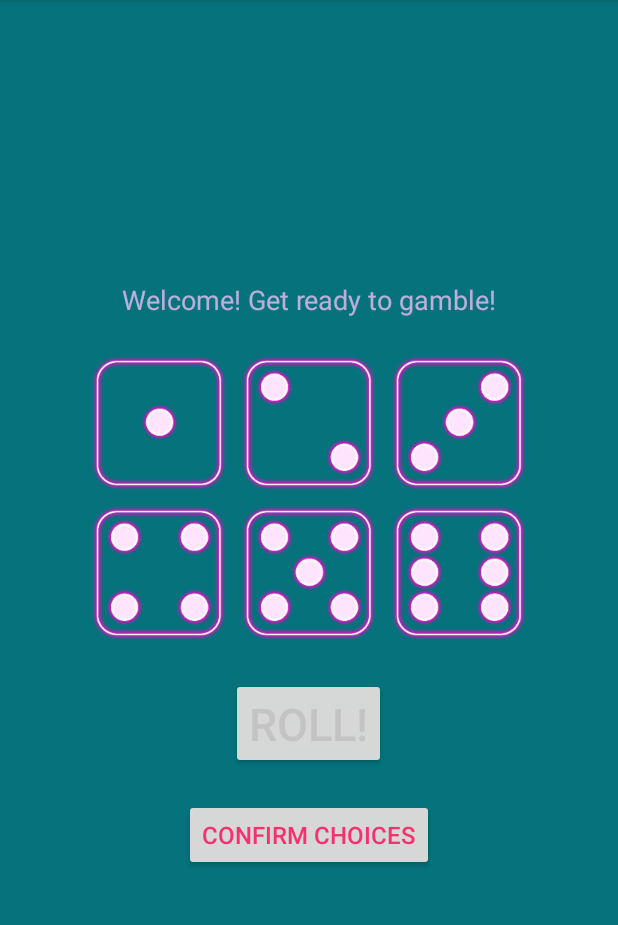
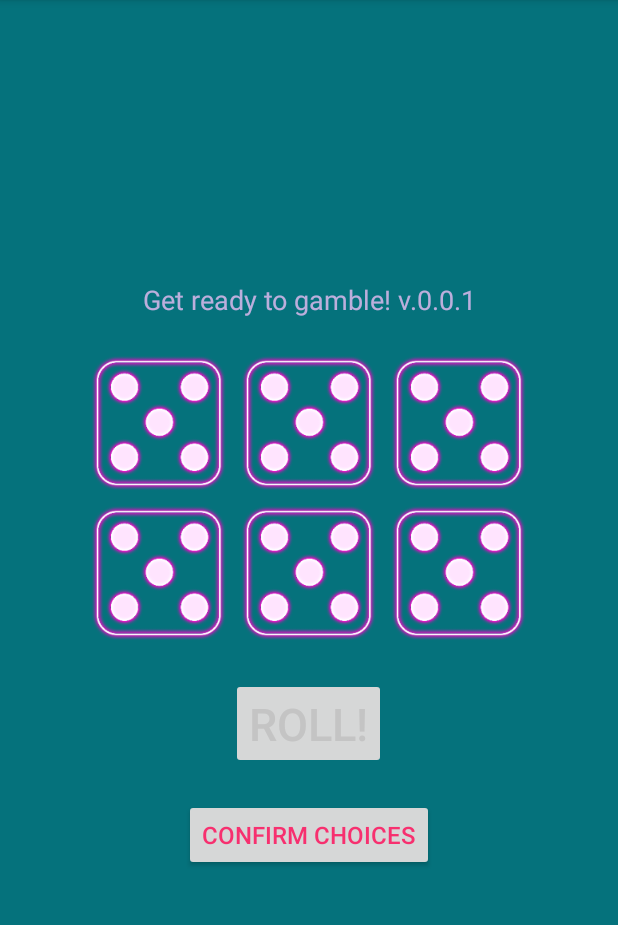
Before and after one commit to EfraimRamsen/Thirty, an Android app: the screen it shows after launch (MainActivity), after a tap on "ROLL!", on a phone screen of 412 x 824 dp, the part 84-1009 px from its top. Run offline under Robolectric (Android 15) with nearby library versions, the phone set to English and light mode, and no system bars.

Commit message:
MVC architecture redesign. All dice buttons in mDiceButtonArray[]. Update dice images with a loop in that array. Cleaner code that compiles again :)

```diff
--- a/app/src/main/java/com/efraim/activity/MainActivity.java
+++ b/app/src/main/java/com/efraim/activity/MainActivity.java
@@ -6,34 +6,47 @@ import android.view.View;
 import android.widget.Button;
 import android.widget.ImageButton;
 
-import com.efraim.model.Dice;
-
-import java.util.Random;
+import com.efraim.model.*;
 
 public class MainActivity extends AppCompatActivity {
 
-	private ImageButton mDice1Button, mDice2Button, mDice3Button, mDice4Button, mDice5Button, mDice6Button;
+	private ImageButton[] mDiceButtonArray;
 	private Button mRollButton;
 	private Button mConfirmButton;
-
+	private Game mGame;
 
 	@Override
 	protected void onCreate(Bundle savedInstanceState) {
 		super.onCreate(savedInstanceState);
 		setContentView(R.layout.activity_main);
 
+		mGame = new Game();
+
+		mDiceButtonArray  =
+				new ImageButton[]{findViewById(R.id.dice1_button),
+						findViewById(R.id.dice2_button),
+						findViewById(R.id.dice3_button),
+						findViewById(R.id.dice4_button),
+						findViewById(R.id.dice5_button),
+						findViewById(R.id.dice6_button),
+				};
 
 		mConfirmButton = findViewById(R.id.confirm_button);
-		mConfirmButton.setActivated(false);
+		mRollButton = findViewById(R.id.roll_button);
+		mConfirmButton.setEnabled(false);
 
-		mRollButton = findViewById(R.id.roll_button);
 		mRollButton.setOnClickListener(new View.OnClickListener() {
 			@Override
 			public void onClick(View v) {
-				rollAllDice();
-				mConfirmButton.setActivated(true);
+				System.out.println(mGame.mDiceArrayToString());
+				mGame.rollAllDice(); // funkar
+				System.out.println(mGame.mDiceArrayToString());
+				updateDiceIcons(); //todo funkar inte?
+
+				mConfirmButton.setEnabled(true);
 				mConfirmButton.setTextColor(getResources().getColor(R.color.colorAccent));
-				mRollButton.setActivated(false);
+
+				mRollButton.setEnabled(false);
 				mRollButton.setTextColor(getResources().getColor(R.color.grey_text));
 			}
 		});
@@ -44,38 +57,13 @@ public class MainActivity extends AppCompatActivity {
 
 			}
 		});
-
 	}
 
-	/**
-	 * Rolls all the dice and creates a new Dice-object for each with
-	 * a random number between 1-6 from the randomD6() method.
-	 * diceState is always set to 1 = STANDARD when rolling all the dice.
-	 */
-	public void rollAllDice() {
-		Dice dice1 = new Dice(randomD6(), 1);
-		mDice1Button = findViewById(R.id.dice1_button);
-		mDice1Button.setBackgroundResource(dice1.getImageResId());
-
-		Dice dice2 = new Dice(randomD6(), 1);
-		mDice2Button = findViewById(R.id.dice2_button);
-		mDice2Button.setBackgroundResource(dice2.getImageResId());
-
-		Dice dice3 = new Dice(randomD6(), 1);
-		mDice3Button = findViewById(R.id.dice3_button);
-		mDice3Button.setBackgroundResource(dice3.getImageResId());
-
-		Dice dice4 = new Dice(randomD6(), 1);
-		mDice4Button = findViewById(R.id.dice4_button);
-		mDice4Button.setBackgroundResource(dice4.getImageResId());
-
-		Dice dice5 = new Dice(randomD6(), 1);
-		mDice5Button = findViewById(R.id.dice5_button);
-		mDice5Button.setBackgroundResource(dice5.getImageResId());
-
-		Dice dice6 = new Dice(randomD6(), 1);
-		mDice6Button = findViewById(R.id.dice6_button);
-		mDice6Button.setBackgroundResource(dice6.getImageResId());
+	public void updateDiceIcons(){
+		for(int i = 0; i < mDiceButtonArray.length; i++){
+			Dice dice = mGame.getDiceForButton(i);
+			mDiceButtonArray[i].setBackgroundResource(dice.setDiceImage(dice.getDiceScore(),dice.getDiceState())
+			);
+		}
 	}
-
 }
--- /dev/null
+++ b/app/src/main/java/com/efraim/model/Game.java
@@ -0,0 +1,70 @@
+package com.efraim.model;
+
+import java.util.Random;
+
+public class Game {
+	private Dice[] mDiceArray;
+
+	public Game(){
+		mDiceArray = new Dice[] {
+		new Dice(1,1),
+		new Dice(2,1),
+		new Dice(3,1),
+		new Dice(4,1),
+		new Dice(5,1),
+		new Dice(6,1)};
+
+//		Score score = new Score(); //todo använd den här, börjar på 0
+	}
+
+	public void rollAllDice(){
+		for (int i = 0; i < mDiceArray.length; i++){
+				mDiceArray[i] = rollADice(mDiceArray[i]);
+		}
+	}
+
+	public void rollSelectedOffDice(){
+		for (int i = 0; i < mDiceArray.length; i++){
+			if(mDiceArray[i].getDiceState() < 1){
+				mDiceArray[i] = rollADice(mDiceArray[i]);
+			}
+		}
+	}
+
+	public Dice rollADice(Dice dice){
+		dice.setDiceScore(randomD6());
+		dice.setDiceState(1);
+		return dice;
+	}
+
+	/**
+	 * Create a random number for a D6 dice.
+	 * @return int 1-6
+	 */
+	public int randomD6(){
+		Random r = new Random();
+		int low = 1;
+		int high = 7;
+		int result = r.nextInt(high-low) + low;
+
+		return result;
+	}
+
+	/**
+	 * @param diceButtonNumber number of the diceButton (0-5)
+	 * @return Dice object from the mDiceArray index
+	 */
+	public Dice getDiceForButton(int diceButtonNumber){
+		return mDiceArray[diceButtonNumber];
+	}
+
+	//todo testkod
+	public String mDiceArrayToString(){
+		String message = "mDiceArrayToString: \n";
+		for(int i = 0; i < mDiceArray.length; i++ ){
+			message += "Dice"+(i+1) + ": Score = " + mDiceArray[i].getDiceScore() + " State = " + mDiceArray[i].getDiceState() +"\n";
+		}
+		return message;
+	}
+
+}
--- a/app/src/main/res/values/strings.xml
+++ b/app/src/main/res/values/strings.xml
@@ -2,5 +2,5 @@
     <string name="app_name">Thirty</string>
     <string name="roll_button">Roll!</string>
     <string name="confirm_button">Confirm choices</string>
-    <string name="welcome">Welcome! Get ready to gamble!</string>
+    <string name="welcome">Get ready to gamble! v.0.0.1</string>
 </resources>
```
Also changed, not shown: app/src/main/java/com/efraim/model/GameLogic.java (deleted, +0 -48 lines), app/src/main/java/com/efraim/model/Score.java (+10 -0 lines).
